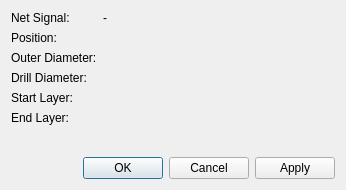
Before: the Qt Designer form libs/librepcb/editor/project/boardeditor/boardviapropertiesdialog.ui in LibrePCB/LibrePCB, drawn with Qt 5.
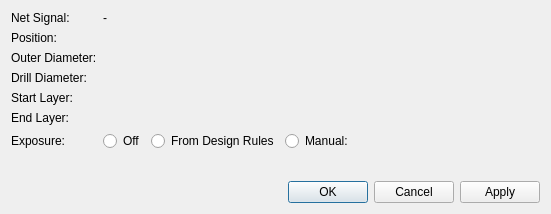
After: the same form once the commit is applied. Custom widgets are drawn as their Qt base class.

Commit message: Make exposure of vias configurable

```diff
--- a/libs/librepcb/editor/project/boardeditor/boardviapropertiesdialog.ui
+++ b/libs/librepcb/editor/project/boardeditor/boardviapropertiesdialog.ui
@@ -6,8 +6,8 @@
    <rect>
     <x>0</x>
     <y>0</y>
-    <width>346</width>
-    <height>190</height>
+    <width>551</width>
+    <height>214</height>
    </rect>
   </property>
   <property name="windowTitle">
@@ -90,6 +90,60 @@
      <item row="5" column="1">
       <widget class="librepcb::editor::LayerComboBox" name="cbxEndLayer" native="true"/>
      </item>
+     <item row="6" column="0">
+      <widget class="QLabel" name="label_7">
+       <property name="text">
+        <string>Exposure:</string>
+       </property>
+      </widget>
+     </item>
+     <item row="6" column="1">
+      <layout class="QHBoxLayout" name="horizontalLayout_2">
+       <item>
+        <widget class="QRadioButton" name="rbtnExposureOff">
+         <property name="toolTip">
+          <string>The copper area of the via is covered with solder resist, i.e. not exposed.</string>
+         </property>
+         <property name="text">
+          <string>Off</string>
+         </property>
+        </widget>
+       </item>
+       <item>
+        <widget class="QRadioButton" name="rbtnExposureAuto">
+         <property name="toolTip">
+          <string>A solder resist opening is created to expose the via. The clearance is taken from the board design rules.</string>
+         </property>
+         <property name="text">
+          <string>From Design Rules</string>
+         </property>
+        </widget>
+       </item>
+       <item>
+        <widget class="QRadioButton" name="rbtnExposureManual">
+         <property name="toolTip">
+          <string>A solder resist opening with a custom clearance is created to expose the via.</string>
+         </property>
+         <property name="text">
+          <string>Manual:</string>
+         </property>
+        </widget>
+       </item>
+       <item>
+        <widget class="librepcb::editor::LengthEdit" name="edtExposureOffset" native="true">
+         <property name="enabled">
+          <bool>false</bool>
+         </property>
+         <property name="sizePolicy">
+          <sizepolicy hsizetype="MinimumExpanding" vsizetype="Preferred">
+           <horstretch>0</horstretch>
+           <verstretch>0</verstretch>
+          </sizepolicy>
+         </property>
+        </widget>
+       </item>
+      </layout>
+     </item>
     </layout>
    </item>
    <item>
@@ -105,18 +159,18 @@
   </layout>
  </widget>
  <customwidgets>
-  <customwidget>
-   <class>librepcb::editor::LengthEdit</class>
-   <extends>QWidget</extends>
-   <header location="global">librepcb/editor/widgets/lengthedit.h</header>
-   <container>1</container>
-  </customwidget>
   <customwidget>
    <class>librepcb::editor::PositiveLengthEdit</class>
    <extends>QWidget</extends>
    <header location="global">librepcb/editor/widgets/positivelengthedit.h</header>
    <container>1</container>
   </customwidget>
+  <customwidget>
+   <class>librepcb::editor::LengthEdit</class>
+   <extends>QWidget</extends>
+   <header location="global">librepcb/editor/widgets/lengthedit.h</header>
+   <container>1</container>
+  </customwidget>
   <customwidget>
    <class>librepcb::editor::LayerComboBox</class>
    <extends>QWidget</extends>
```
Left out of the diff: 6 changed lines with no effect on the pictures. The commit also changes 14 other files.
